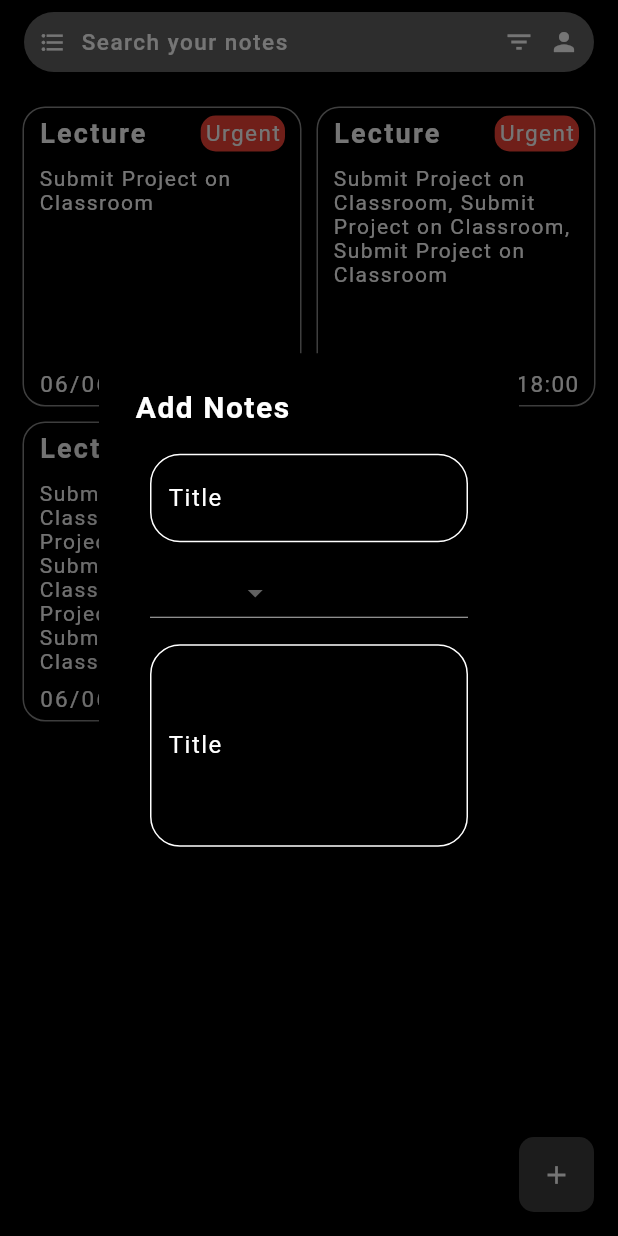
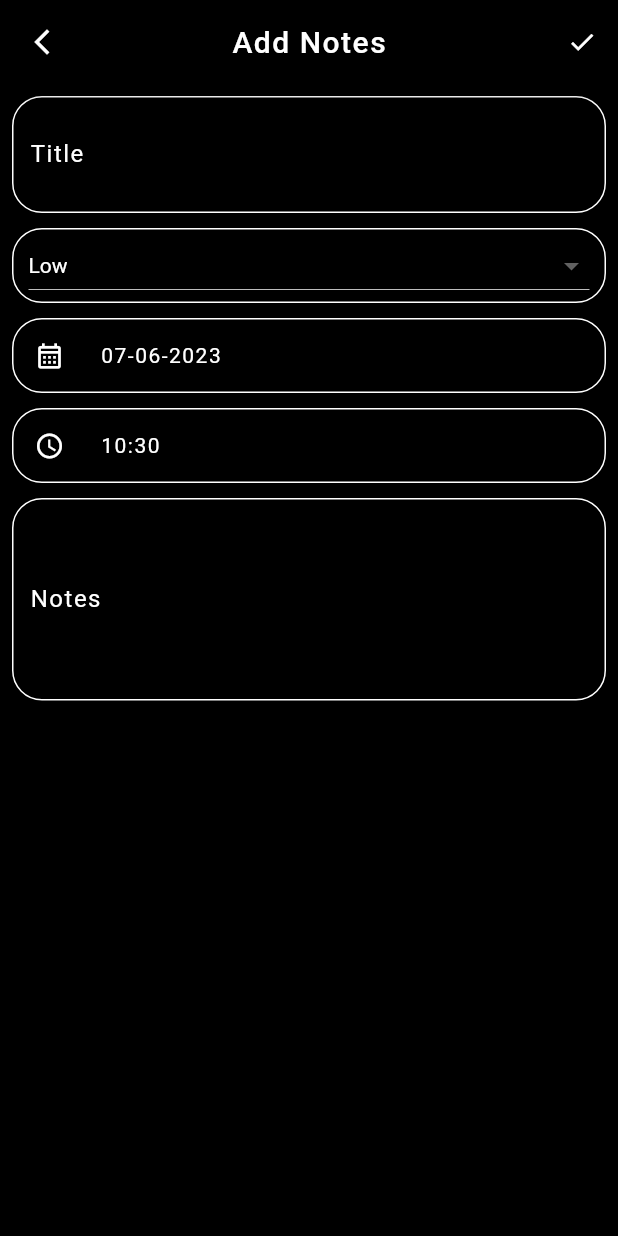
Before and after one commit to bhargav0147/keep_notes_using_getx, a Flutter app: the screen it shows after launch, after a tap on the "add" icon, on a phone screen of 412 x 824 dp. Run offline on Flutter 3.47's test engine with Material 2 defaults, Android fonts, the light colour scheme and no system bars; our stand-ins replace device_preview, geocoding, geolocator, get, google_maps_flutter, permission_handler and 1 more.

Commit message:
19/06/2023

```diff
--- a/lib/main.dart
+++ b/lib/main.dart
@@ -1,7 +1,9 @@
 import 'package:device_preview/device_preview.dart';
 import 'package:flutter/material.dart';
 import 'package:get/get.dart';
+import 'package:keep_notes_using_getx/notes/view/add_screen.dart';
 import 'package:keep_notes_using_getx/notes/view/dash_screen.dart';
+import 'package:keep_notes_using_getx/notes/view/location_screen.dart';
 import 'package:sizer/sizer.dart';
 
 void main() {
@@ -14,6 +16,8 @@ void main() {
                 debugShowCheckedModeBanner: false,
                 routes: {
                   '/':(p0) => DashScreen(),
+                  'add':(p0) => AddScreen(),
+                  'location':(p0) => LocationScreen(),
                 },
               ),
         ),
--- a/lib/notes/cotroller/notes_controller.dart
+++ b/lib/notes/cotroller/notes_controller.dart
@@ -1,4 +1,6 @@
+import 'package:geocoding/geocoding.dart';
 import 'package:get/get.dart';
+import 'package:intl/intl.dart';
 import 'package:keep_notes_using_getx/notes/modal/notes_modal.dart';
 
 class NotesController extends GetxController {
@@ -7,21 +9,49 @@ class NotesController extends GetxController {
         title: "Lecture",
         date: "06/06/2023",
         notes: "Submit Project on Classroom",
-        priority: "Urgent",
-        time: "18:00"),
-    NotesModal(
-        title: "Lecture",
-        date: "06/06/2023",
-        notes:
-            "Submit Project on Classroom, Submit Project on Classroom, Submit Project on Classroom",
-        priority: "Urgent",
+        priority: "Low",
         time: "18:00"),
     NotesModal(
         title: "Lecture",
         date: "06/06/2023",
         notes:
             "Submit Project on Classroom, Submit Project on Classroom, Submit Project on Classroom, Submit Project on Classroom, Submit Project on Classroom",
+        priority: "Medium",
+        time: "18:00"),
+    NotesModal(
+        title: "Lecture",
+        date: "06/06/2023",
+        notes:
+            "Submit Project on Classroom, Submit Project on Classroom, Submit Project on Classroom, Submit Project on Classroom, Submit Project on Classroom, Submit Project on Classroom, Submit Project on Classroom, Submit Project on Classroom, Submit Project on Classroom, Submit Project on Classroom",
         priority: "Urgent",
         time: "18:00")
   ].obs;
+
+  RxList dropdownList = [
+    'Low',
+    'Medium',
+    'Urgent',
+  ].obs;
+
+  RxInt managedailog=0.obs;
+  RxString selectDrop = "Low".obs;
+
+  RxString selectdate = "".obs;
+  RxString selectTime = "".obs;
+
+  String chnageDate(DateTime dt) {
+    var format = DateFormat('dd-MM-yyyy');
+    return format.format(dt) as String;
+  }
+
+  String chnagetime(DateTime tt) {
+    var format = DateFormat('HH:mm');
+
+    return format.format(tt);
+  }
+
+  RxDouble lat =0.0.obs;
+  RxDouble log =0.0.obs;
+
+  Rx<Placemark> currentLoc =Placemark().obs;
 }
--- /dev/null
+++ b/lib/notes/view/add_screen.dart
@@ -0,0 +1,213 @@
+import 'package:flutter/material.dart';
+import 'package:get/get.dart';
+import 'package:get/get_core/src/get_main.dart';
+import 'package:keep_notes_using_getx/notes/cotroller/notes_controller.dart';
+
+import '../modal/notes_modal.dart';
+
+class AddScreen extends StatefulWidget {
+  const AddScreen({super.key});
+
+  @override
+  State<AddScreen> createState() => _AddScreenState();
+}
+
+class _AddScreenState extends State<AddScreen> {
+  NotesController controller = Get.put(NotesController());
+  TextEditingController? txtTitle;
+  TextEditingController? txtNotes;
+  Map m1 = Get.arguments;
+
+  @override
+  void initState() {
+    super.initState();
+    controller.selectdate.value = controller.chnageDate(DateTime.now());
+    controller.selectTime.value = controller.chnagetime(DateTime.now());
+    txtTitle = TextEditingController(
+        text:
+            m1['mood'] == 'edit' ? controller.mainList[m1['index']].title : "");
+  }
+
+  @override
+  Widget build(BuildContext context) {
+    return SafeArea(
+        child: Scaffold(
+      backgroundColor: Colors.black,
+      appBar: AppBar(
+        centerTitle: true,
+        title: m1['mood'] == 'edit'
+            ? Text(
+                "Edit Notes",
+                style: TextStyle(
+                    letterSpacing: 1, color: Colors.white, fontSize: 20),
+              )
+            : Text(
+                "Add Notes",
+                style: TextStyle(
+                    letterSpacing: 1, color: Colors.white, fontSize: 20),
+              ),
+        backgroundColor: Colors.black,
+        leading: IconButton(
+            onPressed: () {
+              Get.back();
+            },
+            icon: Icon(
+              Icons.arrow_back_ios_new,
+              size: 20,
+              color: Colors.white,
+            )),
+        actions: [
+          IconButton(
+              onPressed: () {
+                NotesModal n1 = NotesModal();
+                n1 = NotesModal(
+                    title: txtTitle!.text,
+                    date: controller.selectdate.value,
+                    notes: txtNotes!.text,
+                    priority: controller.selectDrop.value,
+                    time: controller.selectTime.value);
+                controller.mainList.add(n1);
+                Get.back();
+              },
+              icon: Icon(
+                Icons.done,
+                size: 20,
+                color: Colors.white,
+              )),
+        ],
+      ),
+      body: Padding(
+        padding: const EdgeInsets.all(8.0),
+        child: Column(
+          mainAxisSize: MainAxisSize.min,
+          children: [
+            TextField(
+                maxLines: 2,
+                style: TextStyle(color: Colors.white),
+                controller: txtTitle,
+                decoration: InputDecoration(
+                  filled: true,
+                  fillColor: Colors.black,
+                  label: Text(
+                    "Title",
+                    style: TextStyle(letterSpacing: 1, color: Colors.white),
+                  ),
+                  focusedBorder: OutlineInputBorder(
+                      borderSide: BorderSide(color: Colors.white),
+                      borderRadius: BorderRadius.circular(20)),
+                  enabledBorder: OutlineInputBorder(
+                      borderSide: BorderSide(color: Colors.white),
+                      borderRadius: BorderRadius.circular(20)),
+                )),
+            SizedBox(height: 10),
+            Container(
+              padding: EdgeInsets.symmetric(horizontal: 10),
+              width: double.infinity,
+              decoration: BoxDecoration(
+                  color: Colors.black,
+                  borderRadius: BorderRadius.circular(20),
+                  border: Border.all(color: Colors.white)),
+              child: Obx(
+                () => DropdownButton(
+                    value: controller.selectDrop.value,
+                    isExpanded: true,
+                    style: TextStyle(color: Colors.white),
+                    items: controller.dropdownList.map((e) {
+                      return DropdownMenuItem(value: e, child: Text(e));
+                    }).toList(),
+                    onChanged: (change) {
+                      controller.selectDrop.value = change as String;
+                    },
+                    dropdownColor: Colors.black,
+                    focusColor: Colors.black),
+              ),
+            ),
+            SizedBox(height: 10),
+            Container(
+                height: 50,
+                width: double.infinity,
+                decoration: BoxDecoration(
+                    color: Colors.black,
+                    borderRadius: BorderRadius.circular(20),
+                    border: Border.all(color: Colors.white)),
+                child: Row(
+                  children: [
+                    IconButton(
+                        onPressed: () async {
+                          DateTime? select = await showDatePicker(
+                            context: context,
+                            initialDate: DateTime.now(),
+                            firstDate: DateTime(2001),
+                            lastDate: DateTime(2050),
+                          );
+                          controller.selectdate.value =
+                              controller.chnageDate(select!);
+                        },
+                        icon: Icon(
+                          Icons.calendar_month_outlined,
+                          size: 20,
+                          color: Colors.white,
+                        )),
+                    SizedBox(width: 10),
+                    Obx(() => Text(
+                          "${controller.selectdate}",
+                          style:
+                              TextStyle(letterSpacing: 1, color: Colors.white),
+                        ))
+                  ],
+                )),
+            SizedBox(height: 10),
+            Container(
+                height: 50,
+                width: double.infinity,
+                decoration: BoxDecoration(
+                    color: Colors.black,
+                    borderRadius: BorderRadius.circular(20),
+                    border: Border.all(color: Colors.white)),
+                child: Row(
+                  children: [
+                    IconButton(
+                        onPressed: () async {
+                          TimeOfDay? select = await showTimePicker(
+                              context: context, initialTime: TimeOfDay.now());
+                          controller.chnagetime(select! as DateTime);
+                        },
+                        icon: Icon(
+                          Icons.watch_later_outlined,
+                          size: 20,
+                          color: Colors.white,
+                        )),
+                    SizedBox(width: 10),
+                    Obx(
+                      () => Text(
+                        "${controller.selectTime}",
+                        style: TextStyle(letterSpacing: 1, color: Colors.white),
+                      ),
+                    )
+                  ],
+                )),
+            SizedBox(height: 10),
+            TextField(
+                maxLines: 5,
+                controller: txtNotes,
+                style: TextStyle(color: Colors.white),
+                decoration: InputDecoration(
+                  filled: true,
+                  fillColor: Colors.black,
+                  label: Text(
+                    "Notes",
+                    style: TextStyle(letterSpacing: 1, color: Colors.white),
+                  ),
+                  focusedBorder: OutlineInputBorder(
+                      borderSide: BorderSide(color: Colors.white),
+                      borderRadius: BorderRadius.circular(20)),
+                  enabledBorder: OutlineInputBorder(
+                      borderSide: BorderSide(color: Colors.white),
+                      borderRadius: BorderRadius.circular(20)),
+                )),
+          ],
+        ),
+      ),
+    ));
+  }
+}
--- a/lib/notes/view/dash_screen.dart
+++ b/lib/notes/view/dash_screen.dart
@@ -2,7 +2,7 @@ import 'package:flutter/material.dart';
 import 'package:flutter_staggered_grid_view/flutter_staggered_grid_view.dart';
 import 'package:get/get.dart';
 import 'package:keep_notes_using_getx/notes/cotroller/notes_controller.dart';
-import 'package:sizer/sizer.dart';
+import 'package:permission_handler/permission_handler.dart';
 
 class DashScreen extends StatefulWidget {
   const DashScreen({Key? key}) : super(key: key);
@@ -13,99 +13,46 @@ class DashScreen extends StatefulWidget {
 
 class _DashScreenState extends State<DashScreen> {
   NotesController controller = Get.put(NotesController());
-  List dropdownList=[
-    'Low',
-    'Medium',
-    'Urgent',
-  ];
+
   @override
   Widget build(BuildContext context) {
     return GetBuilder<NotesController>(
       init: NotesController(),
-      builder: (controller) =>
-          SafeArea(
+      builder: (controller) => SafeArea(
           child: Scaffold(
-                  floatingActionButton: InkWell(
-                    onTap: () {
-                      showDialog(
-                        context: context,
-                        builder: (context) {
-                          return AlertDialog(
-
-                            backgroundColor: Colors.black,
-                            title: Text(
-                              "Add Notes",
-                              style: TextStyle(
-                                  letterSpacing: 1,
-                                  fontWeight: FontWeight.bold,
-                                  color: Colors.white),
-                            ),
-                            content: Padding(
-                                padding: const EdgeInsets.symmetric(
-                                    horizontal: 10),
-                                child: Column(
+              floatingActionButton: Column(
                 mainAxisSize: MainAxisSize.min,
                 children: [
-                                TextField(
-                                decoration: InputDecoration(
-                                filled: true,
-                                  fillColor: Colors.black,
-                                  label: Text("Title", style: TextStyle(
-                                      letterSpacing: 1, color: Colors.white),),
-                                  focusedBorder: OutlineInputBorder(
-                                      borderSide: BorderSide(
-                                          color: Colors.white),
-                                      borderRadius: BorderRadius.circular(20)),
-                                  enabledBorder: OutlineInputBorder(
-                                      borderSide: BorderSide(
-                                          color: Colors.white),
-                                      borderRadius: BorderRadius.circular(20)),
-                                )),
-
-                            SizedBox(height: 10),
-                            Container(
-                              width: double.infinity,
-                              child: DropdownButton(items: dropdownList.map((e) {
-                                return DropdownMenuItem(value: e,child: Text(e));
-                              }).toList(),
-                                      onChanged: (value) {
-
-                                      }, dropdownColor: Colors.black,
-                                      focusColor: Colors.white),
-                                ),
-                                SizedBox(height: 10),
-                                TextField(
-                                    maxLines: 5,
-                                    decoration: InputDecoration(
-                                      filled: true,
-                                      fillColor: Colors.black,
-                                      label: Text("Title", style: TextStyle(
-                                          letterSpacing: 1,
-                                          color: Colors.white),),
-                                      focusedBorder: OutlineInputBorder(
-                                          borderSide: BorderSide(
-                                              color: Colors.white),
-                                          borderRadius: BorderRadius.circular(
-                                              20)),
-                                      enabledBorder: OutlineInputBorder(
-                                          borderSide: BorderSide(
-                                              color: Colors.white),
-                                          borderRadius: BorderRadius.circular(
-                                              20)),
-                                    )),
-                              ],
-                              ),
-                            ),
-                          );
-                        },
-                      );
+                  InkWell(
+                    onTap: () {
+                      Get.toNamed('location');
                     },
                     child: Container(
                       height: 50,
                       width: 50,
                       decoration: BoxDecoration(
                           color: Colors.white24,
-                          borderRadius: BorderRadius.circular(10)),
+                          borderRadius: BorderRadius.circular(15)),
+                      child: Center(
+                        child: Icon(
+                          Icons.location_on,
+                          size: 20,
+                          color: Colors.white,
+                        ),
+                      ),
+                    ),
+                  ),
+                  SizedBox(height: 10),
+                  InkWell(
+                    onTap: () {
+                     Get.toNamed('add',arguments: {"mood":"add"});
+                    },
+                    child: Container(
+                      height: 50,
+                      width: 50,
+                      decoration: BoxDecoration(
+                          color: Colors.white24,
+                          borderRadius: BorderRadius.circular(15)),
                       child: Center(
                         child: Icon(
                           Icons.add,
@@ -115,12 +62,38 @@ class _DashScreenState extends State<DashScreen> {
                       ),
                     ),
                   ),
+                  SizedBox(height: 10),
+                  InkWell(
+                    onTap: () async {
+                      Map<Permission, PermissionStatus> statuses = await [
+                      Permission.location,
+                      Permission.storage,
+                        Permission.camera
+                      ].request();
+                    },
+                    child: Container(
+                      height: 50,
+                      width: 50,
+                      decoration: BoxDecoration(
+                          color: Colors.white24,
+                          borderRadius: BorderRadius.circular(15)),
+                      child: Center(
+                        child: Icon(
+                          Icons.folder_shared,
+                          size: 20,
+                          color: Colors.white,
+                        ),
+                      ),
+                    ),
+                  ),
+                ],
+              ),
               backgroundColor: Colors.black,
               appBar: AppBar(
                 elevation: 0,
                 backgroundColor: Colors.black,
                 title: Container(
-                      height: 40,
+                  height: 55,
                   width: double.infinity,
                   decoration: BoxDecoration(
                       borderRadius: BorderRadius.circular(20),
@@ -131,27 +104,27 @@ class _DashScreenState extends State<DashScreen> {
                       Icon(
                         Icons.format_list_bulleted_outlined,
                         color: Colors.white,
-                            size: 18,
+                        size: 25,
                       ),
                       SizedBox(width: 10),
                       Text(
                         "Search your notes",
                         style: TextStyle(
                             letterSpacing: 1,
-                                fontSize: 15,
+                            fontSize: 20,
                             color: Colors.white),
                       ),
                       Spacer(),
                       Icon(
                         Icons.filter_list_outlined,
                         color: Colors.white,
-                            size: 20,
+                        size: 25,
                       ),
                       SizedBox(width: 10),
                       Icon(
                         Icons.person,
                         color: Colors.white,
-                            size: 20,
+                        size: 25,
                       ),
                       SizedBox(width: 10),
                     ],
@@ -159,21 +132,30 @@ class _DashScreenState extends State<DashScreen> {
                 ),
               ),
               body: Padding(
-                    padding: const EdgeInsets.all(10.0),
-                    child: MasonryGridView.builder(
-                      gridDelegate: SliverSimpleGridDelegateWithFixedCrossAxisCount(
+                padding: EdgeInsets.all(10.0),
+                child: Obx(
+                  () => MasonryGridView.builder(
+                    gridDelegate:
+                        SliverSimpleGridDelegateWithFixedCrossAxisCount(
                             crossAxisCount: 2),
                     itemBuilder: (context, index) => show(index),
                     itemCount: controller.mainList.length,
                   ),
+                ),
               ))),
     );
   }
-
   Widget show(int index) {
-    return Container(
-      height: 200,
-      width: 200,
+    return GestureDetector(
+      onDoubleTap: () {
+        Get.toNamed("add",arguments: {"mood":"edit","index":index});
+      },
+      onLongPress: () {
+        controller.mainList.removeAt(index);
+      },
+      child: Container(
+        height: 190,
+        width: 300,
         margin: EdgeInsets.all(5),
         decoration: BoxDecoration(
             border: Border.all(color: Colors.white54),
@@ -199,7 +181,11 @@ class _DashScreenState extends State<DashScreen> {
                     Spacer(),
                     Container(
                       decoration: BoxDecoration(
-                        color: Colors.red,
+                          color: controller.mainList[index].priority == 'Low'
+                              ? Colors.green
+                              : controller.mainList[index].priority == 'Medium'
+                                  ? Colors.orange
+                                  : Colors.red,
                           borderRadius: BorderRadius.circular(10)),
                       child: Padding(
                         padding: const EdgeInsets.all(3),
@@ -215,18 +201,30 @@ class _DashScreenState extends State<DashScreen> {
                   ],
                 ),
                 SizedBox(height: 10),
+                Container(
+                  height: 100,
+                  child: SingleChildScrollView(
+                    child: Column(
+                      mainAxisSize: MainAxisSize.min,
+                      children: [
                         Text(
                           "${controller.mainList[index].notes}",
-                style: TextStyle(letterSpacing: 1, color: Colors.white),
+                          style:
+                              TextStyle(letterSpacing: 1, color: Colors.white),
                         ),
-              Spacer(),
-              SizedBox(height: 5),
+                      ],
+                    ),
+                  ),
+                ),
+                SizedBox(height: 10),
                 Row(
                   children: [
                     Text(
                       "${controller.mainList[index].date}",
                       style: TextStyle(
-                        letterSpacing: 1.5, color: Colors.white, fontSize: 15),
+                          letterSpacing: 1.5,
+                          color: Colors.white,
+                          fontSize: 15),
                     ),
                     Spacer(),
                     Text(
@@ -241,6 +239,7 @@ class _DashScreenState extends State<DashScreen> {
             ),
           ),
         ),
+      ),
     );
   }
 }
--- a/pubspec.yaml
+++ b/pubspec.yaml
@@ -39,6 +39,11 @@ dependencies:
   device_preview: ^1.1.0
   sizer: ^2.0.15
   flutter_staggered_grid_view: ^0.6.2
+  intl: any
+  geolocator: ^9.0.2
+  geocoding: any
+  permission_handler: ^10.3.0
+  google_maps_flutter: ^2.3.1
 
 dev_dependencies:
   flutter_test:
```
Also changed, not shown: lib/notes/view/location_screen.dart (added, +145 -0 lines), pubspec.lock, 5 other files. Lines whose indentation alone changed are shown as unchanged.
